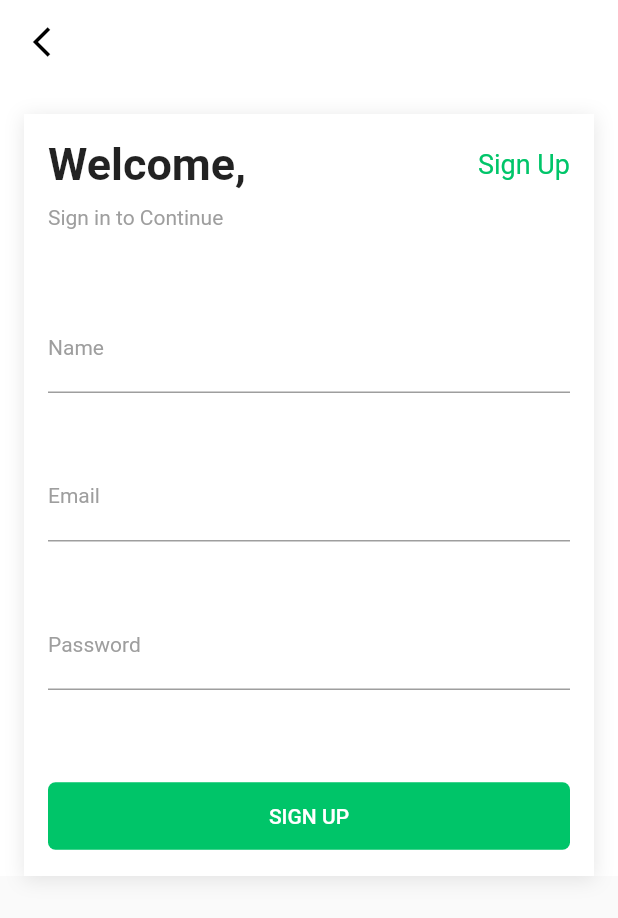
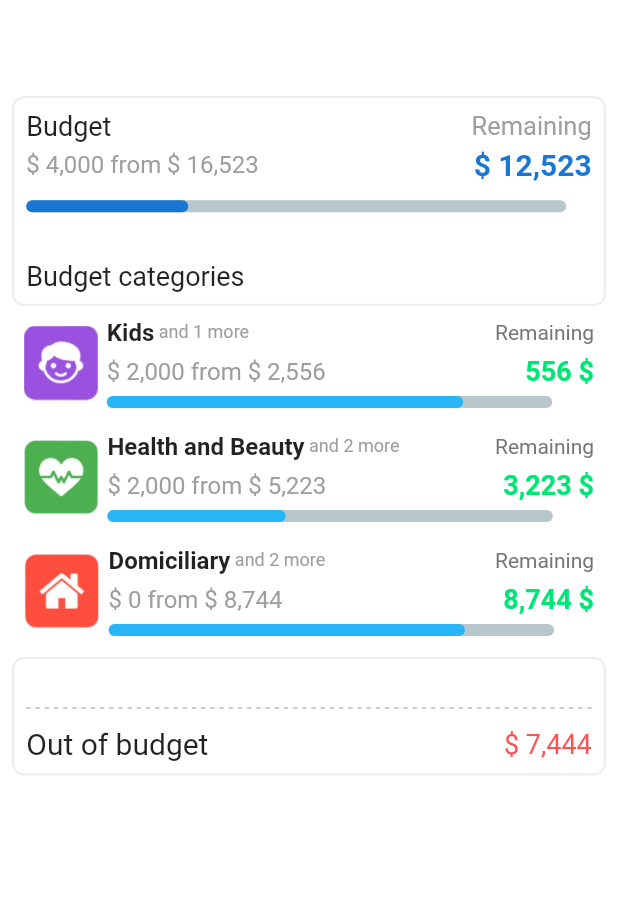
Before and after one commit to Dola1122/Ecommerce-App, a Flutter app: the screen it shows after launch, on a phone screen of 412 x 824 dp. Shown: the top 918 px of the screen. Run offline on Flutter 3.47's test engine with Material 2 defaults, Android fonts, the phone set to English and light mode, and no system bars; drawn by our look-alikes of percent_indicator; our stand-ins replace get; Roboto replaces fonts that are missing (SF Pro Display).

Commit message:
another app test screen - budget category

```diff
--- a/lib/main.dart
+++ b/lib/main.dart
@@ -1,5 +1,6 @@
 import 'package:ecommerce_app/view/auth/login_screen.dart';
 import 'package:ecommerce_app/view/auth/register_screen.dart';
+import 'package:ecommerce_app/view/budget.dart';
 import 'package:flutter/material.dart';
 
 void main() {
@@ -17,7 +18,7 @@ class MyApp extends StatelessWidget {
         fontFamily: 'SF Pro Display',
       ),
       debugShowCheckedModeBanner: false,
-      home: RegisterScreen(),
+      home: BudgetScreen(),
     );
   }
 }
--- /dev/null
+++ b/lib/view/budget.dart
@@ -0,0 +1,293 @@
+import 'package:ecommerce_app/core/utils/styles.dart';
+import 'package:flutter/material.dart';
+import 'package:percent_indicator/percent_indicator.dart';
+
+class BudgetScreen extends StatelessWidget {
+  const BudgetScreen({Key? key}) : super(key: key);
+
+  @override
+  Widget build(BuildContext context) {
+    return Scaffold(
+      appBar: AppBar(
+        backgroundColor: Colors.white,
+        elevation: 0,
+      ),
+      body: Container(
+        padding: EdgeInsets.all(8),
+        color: Colors.white,
+        child: Column(
+          children: [
+            BudgetSection(),
+            CustomBudgetTile(
+              assetImagePath: 'assets/images/kids.png',
+              budgetEquation: "\$ 2,000 from \$ 2,556",
+              percentage: 0.8,
+              remaining: "556 \$",
+              textBesideTitle: " and 1 more",
+              title: "Kids",
+            ),
+            CustomBudgetTile(
+              assetImagePath: 'assets/images/health.png',
+              budgetEquation: "\$ 2,000 from \$ 5,223",
+              percentage: 0.4,
+              remaining: "3,223 \$",
+              textBesideTitle: " and 2 more",
+              title: "Health and Beauty",
+            ),
+            CustomBudgetTile(
+              assetImagePath: 'assets/images/home.png',
+              budgetEquation: "\$ 0 from \$ 8,744",
+              percentage: 0.8,
+              remaining: "8,744 \$",
+              textBesideTitle: " and 2 more",
+              title: "Domiciliary",
+            ),
+            SizedBox(
+              height: 6,
+            ),
+            Container(
+              padding: EdgeInsets.all(8),
+              decoration: BoxDecoration(
+                border: Border.all(color: Colors.grey.shade200, width: 1.5),
+                borderRadius: BorderRadius.circular(8),
+              ),
+              child: Column(
+                children: [
+                  SizedBox(
+                    height: 24,
+                  ),
+                  MySeparator(
+                    color: Colors.grey.shade400,
+                  ),
+                  SizedBox(
+                    height: 12,
+                  ),
+                  Row(
+                    mainAxisAlignment: MainAxisAlignment.spaceBetween,
+                    children: [
+                      Text(
+                        "Out of budget",
+                        style: TextStyle(
+                            fontSize: 20),
+                      ),
+                      Text(
+                        "\$ 7,444",
+                        style: TextStyle(
+                            fontSize: 18,
+                            color: Colors.redAccent.shade200,
+                            fontWeight: FontWeight.w400),
+                      ),
+                    ],
+                  )
+                ],
+              ),
+            )
+          ],
+        ),
+      ),
+    );
+  }
+}
+
+class MySeparator extends StatelessWidget {
+  const MySeparator({Key? key, this.height = 1, this.color = Colors.black})
+      : super(key: key);
+  final double height;
+  final Color color;
+
+  @override
+  Widget build(BuildContext context) {
+    return LayoutBuilder(
+      builder: (BuildContext context, BoxConstraints constraints) {
+        final boxWidth = constraints.constrainWidth();
+        const dashWidth = 3.0;
+        final dashHeight = height;
+        final dashCount = (boxWidth / (2 * dashWidth)).floor();
+        return Flex(
+          children: List.generate(dashCount, (_) {
+            return SizedBox(
+              width: dashWidth,
+              height: dashHeight,
+              child: DecoratedBox(
+                decoration: BoxDecoration(color: color),
+              ),
+            );
+          }),
+          mainAxisAlignment: MainAxisAlignment.spaceBetween,
+          direction: Axis.horizontal,
+        );
+      },
+    );
+  }
+}
+
+class CustomBudgetTile extends StatelessWidget {
+  const CustomBudgetTile({
+    super.key,
+    required this.assetImagePath,
+    required this.title,
+    required this.textBesideTitle,
+    required this.remaining,
+    required this.budgetEquation,
+    required this.percentage,
+  });
+
+  final String assetImagePath;
+  final String title;
+  final String textBesideTitle;
+  final String remaining;
+  final String budgetEquation;
+  final double percentage;
+
+  @override
+  Widget build(BuildContext context) {
+    return Container(
+      padding: EdgeInsets.all(8),
+      child: Column(
+        children: [
+          Row(
+            children: [
+              Image.asset(assetImagePath, height: 50),
+              SizedBox(
+                width: 6,
+              ),
+              Expanded(
+                child: Column(
+                  children: [
+                    Row(
+                      mainAxisAlignment: MainAxisAlignment.spaceBetween,
+                      children: [
+                        Row(
+                          children: [
+                            Text(
+                              title,
+                              style: TextStyle(
+                                  fontSize: 16, fontWeight: FontWeight.w600),
+                            ),
+                            Text(
+                              textBesideTitle,
+                              style:
+                                  TextStyle(fontSize: 12, color: Colors.grey),
+                            ),
+                          ],
+                        ),
+                        Text(
+                          "Remaining",
+                          style: TextStyle(
+                              fontSize: 14, color: Colors.grey.shade600),
+                        ),
+                      ],
+                    ),
+                    SizedBox(
+                      height: 6,
+                    ),
+                    Row(
+                      mainAxisAlignment: MainAxisAlignment.spaceBetween,
+                      children: [
+                        Text(
+                          budgetEquation,
+                          style: TextStyle(fontSize: 16, color: Colors.grey),
+                        ),
+                        Text(
+                          remaining,
+                          style: TextStyle(
+                              fontSize: 18,
+                              color: Colors.greenAccent.shade400,
+                              fontWeight: FontWeight.w600),
+                        ),
+                      ],
+                    ),
+                    SizedBox(
+                      height: 6,
+                    ),
+                    LinearPercentIndicator(
+                      width: MediaQuery.of(context).size.width - 115,
+                      lineHeight: 8.0,
+                      percent: percentage,
+                      padding: EdgeInsets.zero,
+                      barRadius: Radius.circular(5),
+                      progressColor: Colors.lightBlue.shade400,
+                    ),
+                  ],
+                ),
+              )
+            ],
+          ),
+        ],
+      ),
+    );
+  }
+}
+
+class BudgetSection extends StatelessWidget {
+  const BudgetSection({
+    super.key,
+  });
+
+  @override
+  Widget build(BuildContext context) {
+    return Container(
+      padding: EdgeInsets.all(8),
+      decoration: BoxDecoration(
+        border: Border.all(color: Colors.grey.shade200, width: 1.5),
+        borderRadius: BorderRadius.circular(8),
+      ),
+      child: Column(
+        children: [
+          Row(
+            mainAxisAlignment: MainAxisAlignment.spaceBetween,
+            children: [
+              Text(
+                "Budget",
+                style: TextStyle(fontSize: 18),
+              ),
+              Text(
+                "Remaining",
+                style: TextStyle(fontSize:17, color: Colors.grey),
+              ),
+            ],
+          ),
+          SizedBox(
+            height: 4,
+          ),
+          Row(
+            mainAxisAlignment: MainAxisAlignment.spaceBetween,
+            children: [
+              Text(
+                "\$ 4,000 from \$ 16,523",
+                style: TextStyle(fontSize: 16, color: Colors.grey),
+              ),
+              Text(
+                "\$ 12,523",
+                style: TextStyle(
+                    fontSize: 20,
+                    color: Colors.blue.shade700,
+                    fontWeight: FontWeight.w600),
+              ),
+            ],
+          ),
+          SizedBox(
+            height: 12,
+          ),
+          LinearPercentIndicator(
+            width: MediaQuery.of(context).size.width - 52,
+            lineHeight: 8.0,
+            percent: 0.3,
+            padding: EdgeInsets.zero,
+            barRadius: Radius.circular(5),
+            progressColor: Colors.blue.shade700,
+          ),
+          SizedBox(
+            height: 32,
+          ),
+          Align(
+              alignment: Alignment.centerLeft,
+              child: Text(
+                "Budget categories",
+                style: TextStyle(fontSize: 18),
+              )),
+        ],
+      ),
+    );
+  }
+}
--- a/pubspec.yaml
+++ b/pubspec.yaml
@@ -31,6 +31,7 @@ dependencies:
   flutter:
     sdk: flutter
   get: ^4.6.5
+  percent_indicator: ^4.2.2
 
   # The following adds the Cupertino Icons font to your application.
   # Use with the CupertinoIcons class for iOS style icons.
```
Also changed, not shown: assets/images/health.png (added), assets/images/home.png (added), assets/images/kids.png (added), pubspec.lock, 1 other file.
